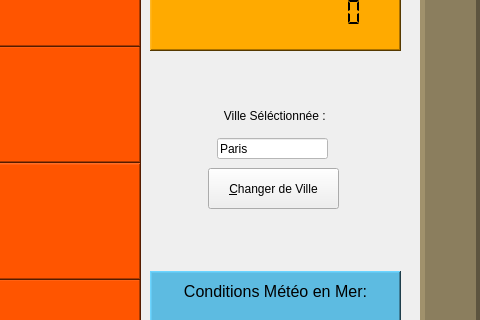
Qt form StationMeteo/mainwindow.ui (SimonF2/ProjetFinal) before a commit; both pictures show x 520 to 1000 and y 162 to 482 of the 1000 by 750 pixel window.
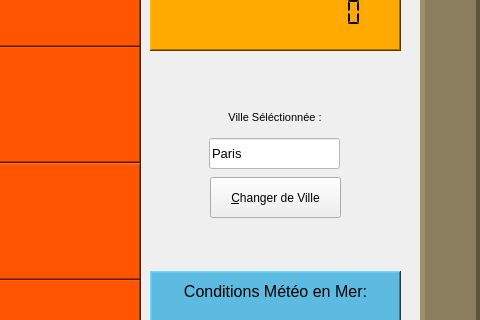
The same form after that commit.

What changed in the file:
```diff
--- a/StationMeteo/mainwindow.ui
+++ b/StationMeteo/mainwindow.ui
@@ -62,8 +62,8 @@
    <widget class="QPushButton" name="BtnMeteo">
     <property name="geometry">
      <rect>
-      <x>728</x>
-      <y>311</y>
+      <x>730</x>
+      <y>320</y>
       <width>131</width>
       <height>41</height>
      </rect>
@@ -345,12 +345,17 @@
    <widget class="QLabel" name="labelVille">
     <property name="geometry">
      <rect>
-      <x>736</x>
-      <y>251</y>
-      <width>121</width>
-      <height>16</height>
+      <x>686</x>
+      <y>245</y>
+      <width>221</width>
+      <height>31</height>
      </rect>
     </property>
+    <property name="font">
+     <font>
+      <pointsize>8</pointsize>
+     </font>
+    </property>
     <property name="autoFillBackground">
      <bool>false</bool>
     </property>
@@ -370,12 +375,17 @@
    <widget class="QLineEdit" name="lineEditVille">
     <property name="geometry">
      <rect>
-      <x>737</x>
+      <x>729</x>
       <y>281</y>
-      <width>111</width>
-      <height>21</height>
+      <width>131</width>
+      <height>31</height>
      </rect>
     </property>
+    <property name="font">
+     <font>
+      <pointsize>10</pointsize>
+     </font>
+    </property>
     <property name="autoFillBackground">
      <bool>false</bool>
     </property>
```
